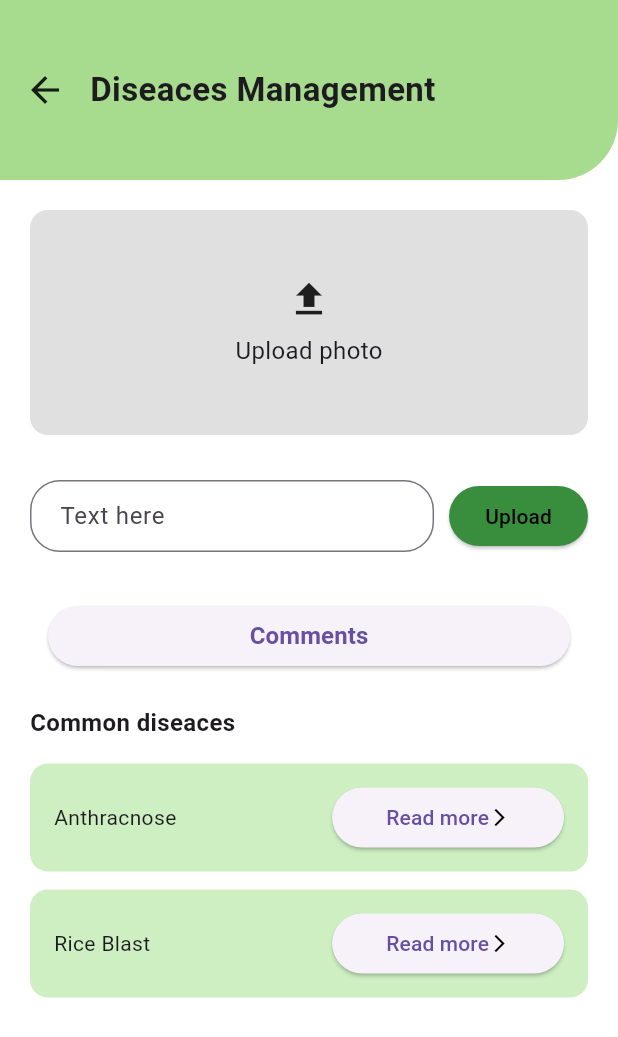
After one commit to KavinduAluthwaththa/Capstone-Project-Frontend, a Flutter app: the DiseaseM screen opened directly, on a phone screen of 412 x 824 dp. The commit adds this screen. Shown: the top 1037 px of the screen. Run offline on Flutter 3.47's test engine with Material 3 defaults, Android fonts, the phone set to English and light mode, and no system bars; our stand-ins replace google_fonts, image_picker, jwt_decoder, lottie, shared_preferences; accounts and stored records are empty; network calls fail.

Commit message:
First update

```diff
--- /dev/null
+++ b/lib/shared/DiseacesM.dart
@@ -0,0 +1,206 @@
+import 'dart:io';
+
+import 'package:flutter/material.dart';
+import 'package:image_picker/image_picker.dart';
+
+class DiseaseM extends StatefulWidget {
+  @override
+  _DiseaseMState createState() => _DiseaseMState();
+}
+
+class _DiseaseMState extends State<DiseaseM> {
+  File? _image;
+
+  Future<void> _pickImage() async {
+    final picker = ImagePicker();
+    final pickedFile = await picker.pickImage(source: ImageSource.gallery);
+
+    if (pickedFile != null) {
+      setState(() {
+        _image = File(pickedFile.path);
+      });
+    }
+  }
+
+  @override
+  Widget build(BuildContext context) {
+
+    return Scaffold(
+        backgroundColor: Colors.white,
+        body: SafeArea(
+          child: SingleChildScrollView(
+            child: Column(
+              children: [
+                // Header
+                Container(
+                  height: 120,
+                  padding: const EdgeInsets.all(16),
+                  decoration: const BoxDecoration(
+                    color: Color(0xFFA7DB8D),
+                    borderRadius: BorderRadius.only(
+                      bottomRight: Radius.circular(40),
+                    ),
+                  ),
+                  child: Row(
+                    children: [
+                      const Icon(Icons.arrow_back, size: 28),
+                      const SizedBox(width: 16),
+                      const Text(
+                        'Diseaces Management',
+                        style: TextStyle(
+                            fontSize: 22, fontWeight: FontWeight.bold),
+                      ),
+                    ],
+                  ),
+                ),
+
+                const SizedBox(height: 20),
+
+                // Upload Photo (Clickable)
+                GestureDetector(
+                  onTap: _pickImage,
+                  child: Container(
+                    margin: const EdgeInsets.symmetric(horizontal: 20),
+                    height: 150,
+                    decoration: BoxDecoration(
+                      color: Colors.grey.shade300,
+                      borderRadius: BorderRadius.circular(12),
+                    ),
+                    child: _image != null
+                        ? ClipRRect(
+                      borderRadius: BorderRadius.circular(12),
+                      child: Image.file(
+                        _image!,
+                        width: double.infinity,
+                        fit: BoxFit.cover,
+                      ),
+                    )
+                        : const Center(
+                      child: Column(
+                        mainAxisAlignment: MainAxisAlignment.center,
+                        children: [
+                          Icon(Icons.upload, size: 30),
+                          SizedBox(height: 8),
+                          Text('Upload photo', style: TextStyle(fontSize: 16)),
+                        ],
+                      ),
+                    ),
+                  ),
+                ),
+                SizedBox(height: 30,),
+
+                Padding(
+                  padding:  EdgeInsets.symmetric(horizontal: 20),
+                  child: Row(
+                    children: [
+                      Expanded(
+                        child: TextField(
+                          decoration: InputDecoration(
+                            hintText: 'Text here',
+                            border: OutlineInputBorder(
+                              borderRadius: BorderRadius.circular(20),
+                            ),
+                            contentPadding:  EdgeInsets.symmetric(horizontal: 16),
+                          ),
+                        ),
+                      ),
+                      SizedBox(width: 10),
+                      ElevatedButton(
+                        onPressed: () {},
+                        style: ElevatedButton.styleFrom(
+                          backgroundColor: Colors.green.shade700,
+                          shape: RoundedRectangleBorder(
+                            borderRadius: BorderRadius.circular(20),
+                          ),
+                        ),
+                        child:  Text('Upload',style: TextStyle(color: Colors.black),),
+                      ),
+                    ],
+                  ),
+                ),
+
+                SizedBox(height: 20),
+
+                // Comments Button
+                Container(
+                  margin:  EdgeInsets.symmetric(horizontal: 20),
+                  width: double.infinity,
+                  padding:  EdgeInsets.all(12),
+                  decoration: BoxDecoration(
+                    borderRadius: BorderRadius.circular(8),
+                  ),
+                  child:  ElevatedButton(
+
+                    onPressed: () {  },
+
+                    child: Text(
+                      'Comments',
+                      style: TextStyle(fontSize: 16,fontWeight: FontWeight.bold),
+                    ),
+                  ),
+                ),
+
+
+                SizedBox(height: 10),
+
+                // Common diseases label
+                Padding(
+                  padding: EdgeInsets.symmetric(horizontal: 20),
+                  child: Align(
+                    alignment: Alignment.centerLeft,
+                    child: Text(
+                      'Common diseaces',
+                      style: TextStyle(fontSize: 16, fontWeight: FontWeight.bold),
+                    ),
+                  ),
+                ),
+
+                SizedBox(height: 10),
+
+                // Diseases List
+                DiseaseItem(name: 'Anthracnose'),
+                DiseaseItem(name: 'Rice Blast'),
+              ],
+            ),
+          ),
+        ));
+  }
+}
+
+class DiseaseItem extends StatelessWidget {
+  final String name;
+
+  const DiseaseItem({super.key, required this.name});
+
+  @override
+  Widget build(BuildContext context) {
+    return Container(
+      margin: const EdgeInsets.symmetric(horizontal: 20, vertical: 6),
+      padding: const EdgeInsets.symmetric(horizontal: 16, vertical: 12),
+      decoration: BoxDecoration(
+        color: Color(0xFFCDEFC1),
+        borderRadius: BorderRadius.circular(12),
+      ),
+      child: Row(
+        children: [
+          Expanded(child: Text(name)),
+          ElevatedButton(
+            onPressed: () {  },
+            child: Container(
+              child: Row(
+                  children: [
+                    Text("Read more"),
+                    Icon(Icons.arrow_forward_ios, size: 14, color: Colors.black)
+                  ]),
+              padding: const EdgeInsets.symmetric(horizontal: 12, vertical: 6),
+              decoration: BoxDecoration(
+                borderRadius: BorderRadius.circular(20),
+              ),
+
+            ),
+          )
+        ],
+      ),
+    );
+  }
+}
--- a/lib/shared/Fertilizing.dart
+++ b/lib/shared/Fertilizing.dart
@@ -27,7 +27,7 @@ class _FertilizingState extends State<Fertilizing> {
           onPressed: () {},
         ),
         title: Text("Fertilizing",style: TextStyle(fontWeight: FontWeight.bold),),
-        backgroundColor: Colors.green.shade700,
+        backgroundColor: Color(0xFFA7DB8D),
       ),
       backgroundColor: Colors.white,
 
@@ -38,7 +38,7 @@ class _FertilizingState extends State<Fertilizing> {
           children: [
             Container(
 
-              //row eka thibbe
+
             ),
             const SizedBox(height: 40),
             Padding(
--- a/pubspec.yaml
+++ b/pubspec.yaml
@@ -30,6 +30,7 @@ environment:
 dependencies:
   flutter:
     sdk: flutter
+  image_picker: ^1.0.4
 
   # The following adds the Cupertino Icons font to your application.
   # Use with the CupertinoIcons class for iOS style icons.
```
Also changed, not shown: pubspec.lock.
